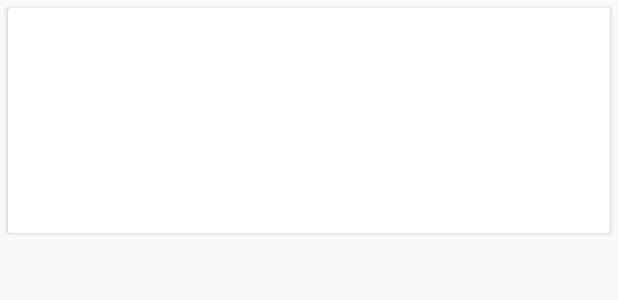
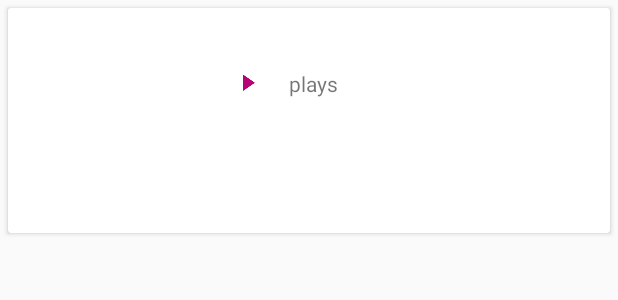
Before and after one commit to Bassem-Samy/Last.fm, an Android app: the layout artist_item.xml on its own in the app's theme, with its tools: preview values and no code run, on a phone screen of 412 x 824 dp. Shown: the top 300 px of the screen. Run offline under Robolectric (Android 15) with nearby library versions, the phone set to English and light mode, and no system bars; network calls fail.

Commit message:
Added number of plays for atist and handled item click

```diff
--- /dev/null
+++ b/app/src/main/res/drawable-v21/ripple_background.xml
@@ -0,0 +1,9 @@
+<?xml version="1.0" encoding="utf-8"?>
+<ripple xmlns:android="http://schemas.android.com/apk/res/android"
+    android:color="@android:color/darker_gray">
+    <item android:id="@android:id/mask">
+        <shape android:shape="rectangle">
+            <solid android:color="@android:color/white" />
+        </shape>
+    </item>
+</ripple>
--- /dev/null
+++ b/app/src/main/res/drawable/ripple_background.xml
@@ -0,0 +1,14 @@
+<?xml version="1.0" encoding="utf-8"?>
+<selector xmlns:android="http://schemas.android.com/apk/res/android">
+
+    <item android:state_pressed="true">
+        <shape>
+            <solid android:color="@android:color/darker_gray"></solid>
+        </shape>
+    </item>
+    <item>
+        <shape>
+            <solid android:color="@android:color/white"></solid>
+        </shape>
+    </item>
+</selector>
--- a/app/src/main/res/layout/artist_item.xml
+++ b/app/src/main/res/layout/artist_item.xml
@@ -2,27 +2,62 @@
 <android.support.v7.widget.CardView xmlns:android="http://schemas.android.com/apk/res/android"
     android:layout_width="match_parent"
     android:layout_height="wrap_content"
-    android:layout_margin="@dimen/margin5">
+    android:layout_margin="@dimen/margin5"
+    android:id="@+id/cv_artist_item">
 
     <RelativeLayout
+
         android:layout_width="match_parent"
-        android:layout_height="wrap_content">
+        android:layout_height="wrap_content"
+        android:background="@drawable/ripple_background">
 
         <ImageView
             android:id="@+id/img_artist"
             android:layout_width="@dimen/artist_image_width"
             android:layout_height="@dimen/artist_image_height"
             android:layout_alignParentStart="true"
-            android:layout_centerVertical="true"
-            />
+            android:layout_centerVertical="true" />
 
         <TextView
             android:id="@+id/txt_artist_name"
+            style="@style/ArtistTitleTextStyel"
             android:layout_width="match_parent"
             android:layout_height="wrap_content"
             android:layout_alignParentEnd="true"
             android:layout_alignParentTop="true"
             android:layout_margin="@dimen/margin5"
             android:layout_toEndOf="@+id/img_artist" />
+
+        <LinearLayout
+            android:layout_width="wrap_content"
+            android:layout_height="wrap_content"
+            android:layout_below="@id/txt_artist_name"
+            android:layout_toEndOf="@+id/img_artist"
+            android:orientation="horizontal">
+
+            <ImageView
+
+                android:layout_width="wrap_content"
+                android:layout_height="wrap_content"
+                android:layout_alignEnd="@+id/txt_plays"
+                android:layout_gravity="center_vertical"
+                android:layout_margin="@dimen/margin5"
+                android:src="@drawable/play_icon" />
+
+            <TextView
+                android:id="@+id/txt_plays"
+                android:layout_width="wrap_content"
+                android:layout_height="wrap_content"
+                android:layout_gravity="center_vertical"
+                android:layout_margin="@dimen/margin5"
+                android:layout_marginBottom="@dimen/margin5" />
+
+            <TextView
+                android:layout_width="wrap_content"
+                android:layout_height="wrap_content"
+                android:layout_gravity="center_vertical"
+                android:layout_margin="@dimen/margin5"
+                android:text="@string/plays" />
+        </LinearLayout>
     </RelativeLayout>
 </android.support.v7.widget.CardView>
--- a/app/src/main/res/values/dimens.xml
+++ b/app/src/main/res/values/dimens.xml
@@ -3,4 +3,5 @@
     <dimen name="margin5">5dp</dimen>
     <dimen name="artist_image_height">150dp</dimen>
     <dimen name="artist_image_width">150dp</dimen>
+    <dimen name="titleTextSize">18sp</dimen>
 </resources>
--- a/app/src/main/res/values/strings.xml
+++ b/app/src/main/res/values/strings.xml
@@ -6,4 +6,6 @@
     <string name="top_artists_title">Top Artists</string>
     <string name="top_tracks_title">Top Tracks</string>
     <string name="top_albums_title">Top Albums</string>
+    <string name="times">times</string>
+    <string name="plays">plays</string>
 </resources>
--- a/app/src/main/res/values/styles.xml
+++ b/app/src/main/res/values/styles.xml
@@ -12,5 +12,9 @@
         <item name="windowActionBar">false</item>
         <item name="windowNoTitle">true</item>
     </style>
+    <style name="ArtistTitleTextStyel">
+        <item name="android:textSize">@dimen/titleTextSize</item>
+    </style>
+
 
 </resources>
```
Also changed, not shown: app/src/main/java/com/bassem/lastfm/adapters/TopArtistsAdapter.java (+19 -3 lines), app/src/main/java/com/bassem/lastfm/ui/MainActivity.java (+19 -0 lines), app/src/main/java/com/bassem/lastfm/ui/topartistslisting/TopArtistsFragment.java (+8 -7 lines), app/src/main/res/drawable-xxhdpi/play_icon.png (added).
